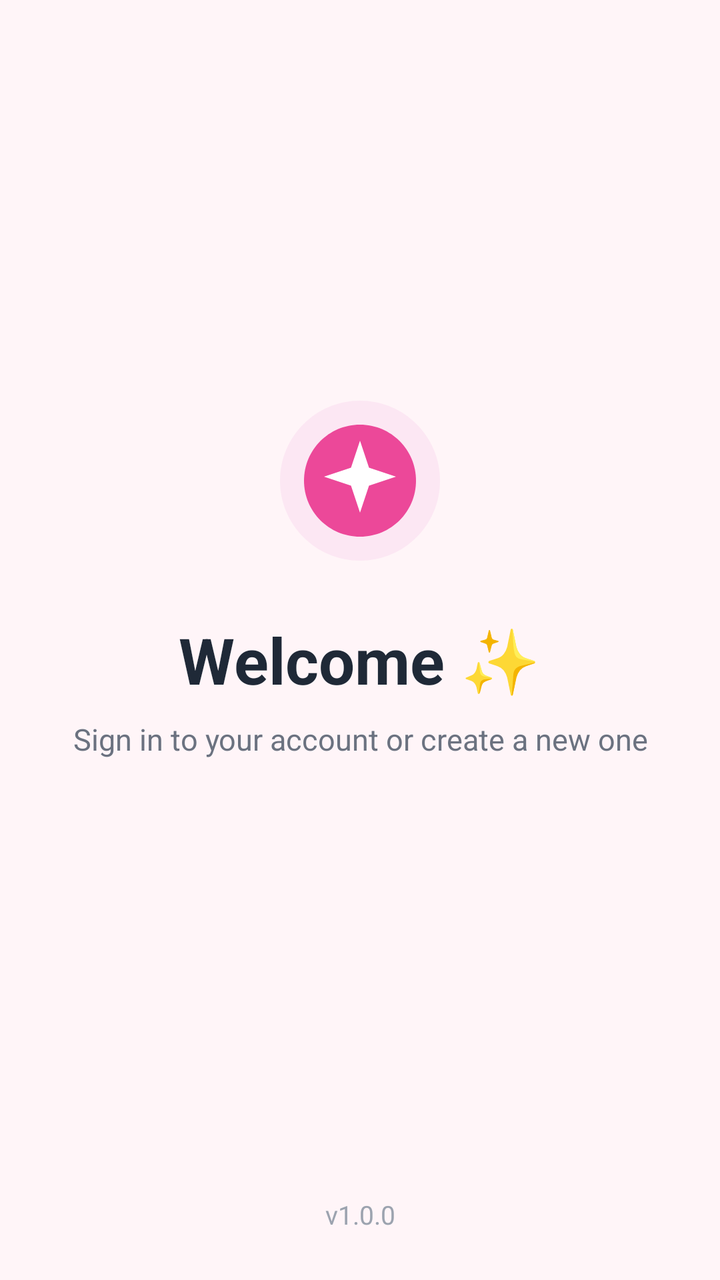
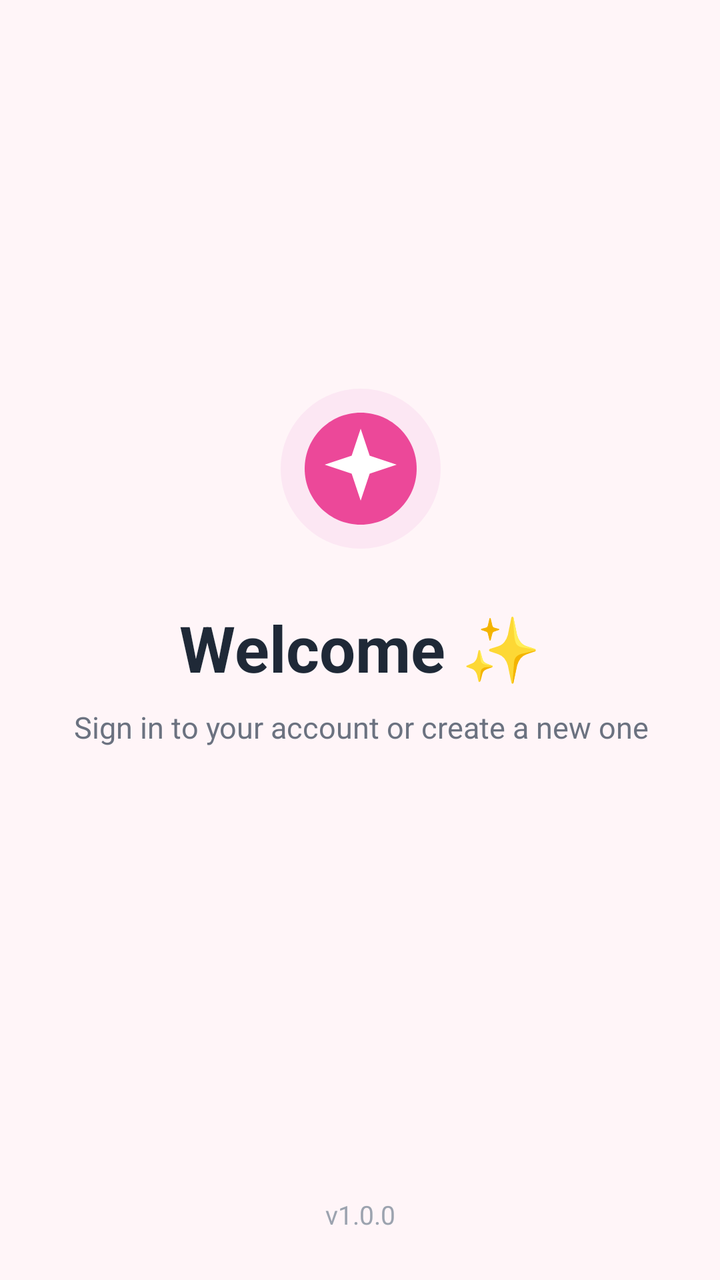

Compare the two renders of this Android layout. The source of the first and the diff that turns it into the second are given below.
<!-- AndroidManifest.xml: application theme Theme.DialaApp2 -->
<!-- res/layout/activity_splash_screen.xml -->
<?xml version="1.0" encoding="utf-8"?>
<androidx.constraintlayout.widget.ConstraintLayout xmlns:android="http://schemas.android.com/apk/res/android"
    xmlns:app="http://schemas.android.com/apk/res-auto"
    xmlns:tools="http://schemas.android.com/tools"
    android:id="@+id/main"
    android:layout_width="match_parent"
    android:layout_height="match_parent"
    android:background="@color/bg_light"
    tools:context=".viewPkg.SplashScreenActivity">

    
    <LinearLayout
        android:id="@+id/centerContainer"
        android:layout_width="wrap_content"
        android:layout_height="wrap_content"
        android:gravity="center"
        android:orientation="vertical"
        android:padding="24dp"
        app:layout_constraintBottom_toBottomOf="parent"
        app:layout_constraintEnd_toEndOf="parent"
        app:layout_constraintStart_toStartOf="parent"
        app:layout_constraintTop_toTopOf="parent">

        
        <ImageView
            android:id="@+id/imgLogo"
            android:layout_width="96dp"
            android:layout_height="96dp"
            android:contentDescription="@string/app_name"
            android:src="@drawable/ic_app_logo" />

        
        <TextView
            android:id="@+id/tvTitle"
            android:layout_width="wrap_content"
            android:layout_height="wrap_content"
            android:layout_marginTop="20dp"
            android:text="@string/welcome_title"
            android:textColor="@color/text_primary"
            android:textSize="32sp"
            android:textStyle="bold" />

        
        <TextView
            android:id="@+id/tvSubtitle"
            android:layout_width="wrap_content"
            android:layout_height="wrap_content"
            android:layout_marginTop="8dp"
            android:gravity="center"
            android:text="@string/splash_subtitle"
            android:textColor="@color/text_secondary"
            android:textSize="15sp" />

        
        <ProgressBar
            android:id="@+id/progressBar"
            android:layout_width="36dp"
            android:layout_height="36dp"
            android:layout_marginTop="32dp"
            android:indeterminateTint="@color/primary" />

    </LinearLayout>

    
    <TextView
        android:id="@+id/tvVersion"
        android:layout_width="wrap_content"
        android:layout_height="wrap_content"
        android:layout_marginBottom="24dp"
        android:text="@string/app_version"
        android:textColor="@color/text_muted"
        android:textSize="13sp"
        app:layout_constraintBottom_toBottomOf="parent"
        app:layout_constraintEnd_toEndOf="parent"
        app:layout_constraintStart_toStartOf="parent" />

</androidx.constraintlayout.widget.ConstraintLayout>
<!-- resources referenced by this layout -->
<resources>
  <color name="bg_light">#FFF5F8</color>
  <color name="primary">#EC4899</color>
  <color name="text_muted">#9CA3AF</color>
  <color name="text_primary">#1F2937</color>
  <color name="text_secondary">#6B7280</color>
  <!-- drawable ic_app_logo (drawable) -->
  <vector xmlns:android="http://schemas.android.com/apk/res/android"
      android:width="96dp"
      android:height="96dp"
      android:viewportWidth="96"
      android:viewportHeight="96">
      <path
          android:fillColor="#FCE7F3"
          android:pathData="M48,8C25.9,8 8,25.9 8,48C8,70.1 25.9,88 48,88C70.1,88 88,70.1 88,48C88,25.9 70.1,8 48,8Z" />
      <path
          android:fillColor="#EC4899"
          android:pathData="M48,20C32.5,20 20,32.5 20,48C20,63.5 32.5,76 48,76C63.5,76 76,63.5 76,48C76,32.5 63.5,20 48,20Z" />
      <path
          android:fillColor="#FFFFFF"
          android:pathData="M48,28L52.5,41.5L66,46L52.5,50.5L48,64L43.5,50.5L30,46L43.5,41.5Z" />
  </vector>
  <string name="app_name">DialaApp2</string>
  <string name="app_version">v1.0.0</string>
  <string name="splash_subtitle">Sign in to your account or create a new one</string>
  <string name="welcome_title">Welcome ✨</string>
  <style name="Theme.DialaApp2" parent="Base.Theme.DialaApp2" />
  <style name="Base.Theme.DialaApp2" parent="Theme.Material3.DayNight.NoActionBar">
          
          
      </style>
</resources>

<!-- the commit's change to res/layout/activity_splash_screen.xml (unified diff, before → after) -->
@@ -11,8 +11,8 @@
     
     <LinearLayout
         android:id="@+id/centerContainer"
-        android:layout_width="wrap_content"
-        android:layout_height="wrap_content"
+        android:layout_width="524dp"
+        android:layout_height="591dp"
         android:gravity="center"
         android:orientation="vertical"
         android:padding="24dp"
@@ -24,8 +24,8 @@
         
         <ImageView
             android:id="@+id/imgLogo"
-            android:layout_width="96dp"
-            android:layout_height="96dp"
+            android:layout_width="wrap_content"
+            android:layout_height="wrap_content"
             android:contentDescription="@string/app_name"
             android:src="@drawable/ic_app_logo" />
 
@@ -54,8 +54,8 @@
         
         <ProgressBar
             android:id="@+id/progressBar"
-            android:layout_width="36dp"
-            android:layout_height="36dp"
+            android:layout_width="match_parent"
+            android:layout_height="wrap_content"
             android:layout_marginTop="32dp"
             android:indeterminateTint="@color/primary" />
 
